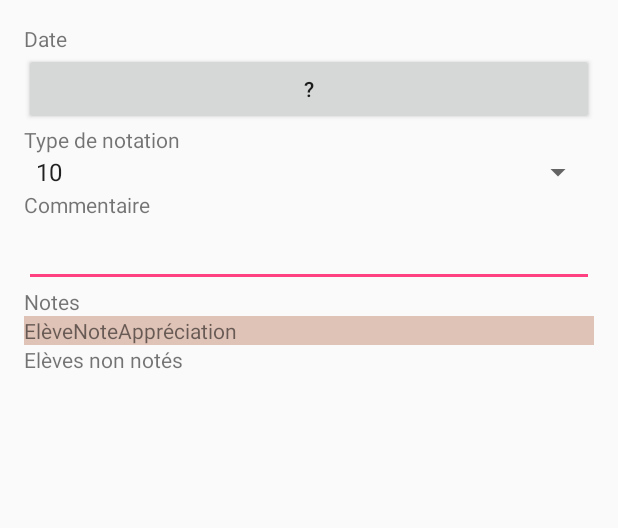
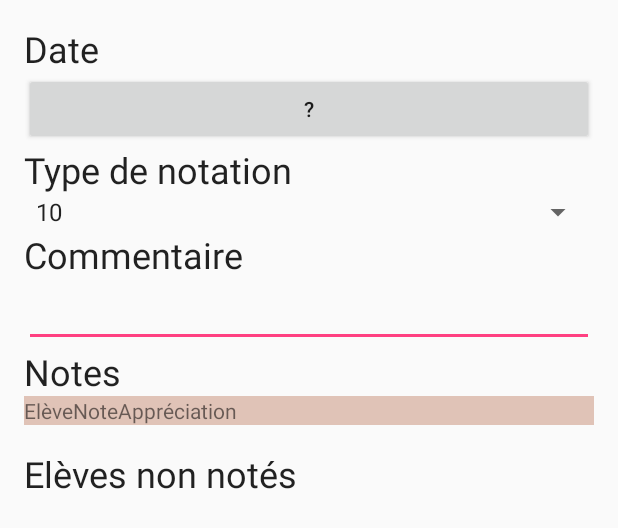
Before and after one commit to RugessNome/classaid, an Android app: the layout activity_devoir_layout.xml on its own in the app's theme, with its tools: preview values and no code run, on a phone screen of 412 x 824 dp. Shown: the top 528 px of the screen. Run offline under Robolectric (Android 15) with nearby library versions, the light colour scheme and no system bars.

Commit message:
Modification UI de l'activité Devoir

```diff
--- a/app/src/main/java/classaid/activity/Devoirs_Competences_Activity.java
+++ b/app/src/main/java/classaid/activity/Devoirs_Competences_Activity.java
@@ -277,7 +277,7 @@ public class Devoirs_Competences_Activity extends Activity {
                 }
                 java.text.DateFormat df = new java.text.SimpleDateFormat("yyyy-MM-dd");
                 String current_date = df.format(new java.util.Date());
-                Devoir d = competenceParent.addDevoir(java.sql.Date.valueOf(current_date), TypeNotation.NotationSur20,false);
+                Devoir d = competenceParent.addDevoir(java.sql.Date.valueOf(current_date), TypeNotation.NotationSur20, true);
                 Intent myIntent = new Intent(Devoirs_Competences_Activity.this, Devoir_Activity.class);
                 myIntent.putExtra("devoir_id", d.id());
                 startActivity(myIntent);
--- a/app/src/main/res/layout/activity_devoir_layout.xml
+++ b/app/src/main/res/layout/activity_devoir_layout.xml
@@ -20,7 +20,8 @@
             android:text="Date"
             android:layout_width="match_parent"
             android:layout_height="wrap_content"
-            android:id="@+id/date_label" />
+            android:id="@+id/date_label"
+            android:textAppearance="@style/TextAppearance.AppCompat.Headline" />
 
         <Button
             android:text="\?"
@@ -32,7 +33,8 @@
             android:text="Type de notation"
             android:layout_width="match_parent"
             android:layout_height="wrap_content"
-            android:id="@+id/typenotation_label" />
+            android:id="@+id/typenotation_label"
+            android:textAppearance="@style/TextAppearance.AppCompat.Headline" />
 
         <Spinner
             android:layout_width="match_parent"
@@ -44,7 +46,8 @@
             android:text="Commentaire"
             android:layout_width="match_parent"
             android:layout_height="wrap_content"
-            android:id="@+id/commentaire_label" />
+            android:id="@+id/commentaire_label"
+            android:textAppearance="@style/TextAppearance.AppCompat.Headline" />
 
         <EditText
             android:layout_width="match_parent"
@@ -57,7 +60,8 @@
             android:text="Notes"
             android:layout_width="match_parent"
             android:layout_height="wrap_content"
-            android:id="@+id/notes_label" />
+            android:id="@+id/notes_label"
+            android:textAppearance="@style/TextAppearance.AppCompat.Headline" />
 
         <TableLayout
             android:layout_width="match_parent"
@@ -101,7 +105,9 @@
             android:text="Elèves non notés"
             android:layout_width="match_parent"
             android:layout_height="wrap_content"
-            android:id="@+id/list_eleves_non_notes_label" />
+            android:id="@+id/list_eleves_non_notes_label"
+            android:layout_marginTop="16dp"
+            android:textAppearance="@style/TextAppearance.AppCompat.Headline" />
 
         <ListView
             android:layout_width="match_parent"
```
Also changed, not shown: app/src/main/java/classaid/activity/Devoir_Activity.java (+29 -9 lines).
